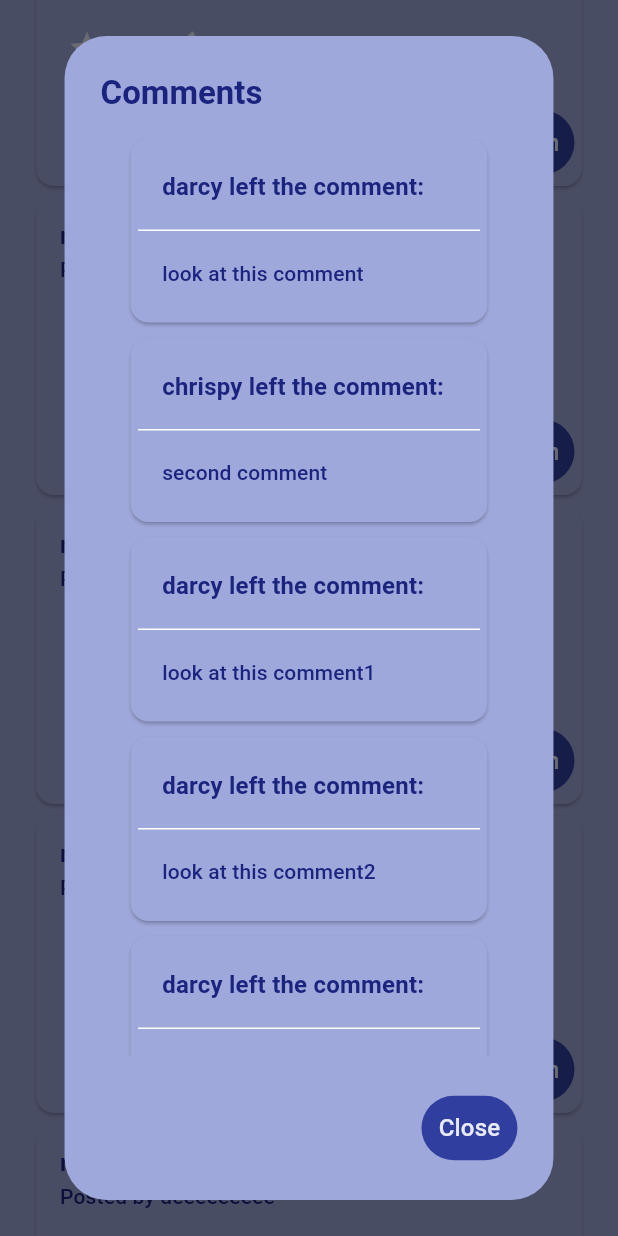
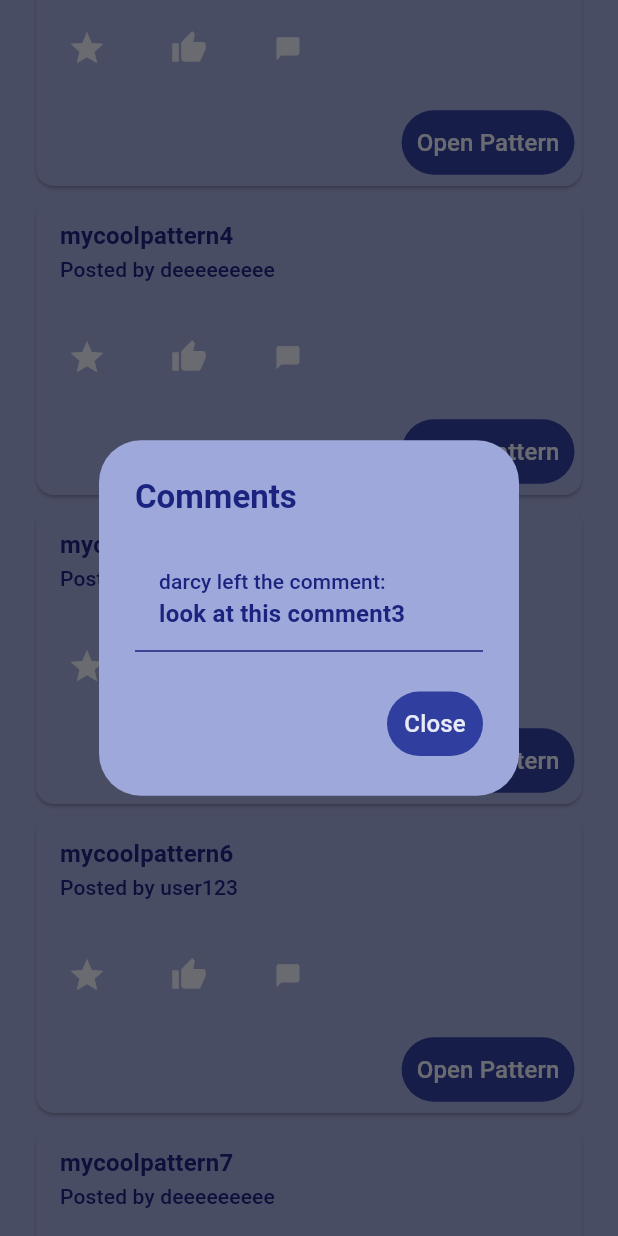
Before and after one commit to darcy-stubbins/final-year-project, a Flutter app: the Home screen opened directly, scrolled down 576 dp, after a tap on the "chat bubble" icon, on a phone screen of 412 x 824 dp. Run offline on Flutter 3.47's test engine with Material 3 defaults, Android fonts, the phone set to English and light mode, and no system bars; our stand-ins replace file_picker, image_picker; missing offline and left inert: pdfrx.

Commit message:
created the functionality that would link comments to patterns via the pattern id + made some design chnages to how the commnets are displayed

```diff
--- a/lib/pages/home.dart
+++ b/lib/pages/home.dart
@@ -17,6 +17,7 @@ class _HomeState extends State<Home> {
     //hard coded json response
     List<dynamic> patterns = jsonDecode(
         '[{"id": 1,"pattern_name": "mycoolpattern1","user_id": 2,"pdf_path": "bsdhbgjsbgjbs","user_name": "chripy"},{"id": 2,"pattern_name": "mycoolpattern2","user_id": 2,"pdf_path": "bsdhbgjsbgjbs","user_name": "chripy"},{"id": 3,"pattern_name": "mycoolpattern3","user_id": 2,"pdf_path": "bsdhbgjsbgjbs","user_name": "chripy"},{"id": 4,"pattern_name": "mycoolpattern4","user_id": 1,"pdf_path": "bsdhbgjsbgjbs","user_name": "deeeeeeeee"},{"id": 5,"pattern_name": "mycoolpattern5","user_id": 3,"pdf_path": "bsdhbgjsbgjbs","user_name": "user123"},{"id": 6,"pattern_name": "mycoolpattern6","user_id": 3,"pdf_path": "bsdhbgjsbgjbs","user_name": "user123"},{"id": 7,"pattern_name": "mycoolpattern7","user_id": 1,"pdf_path": "bsdhbgjsbgjbs","user_name": "deeeeeeeee"}]');
+    //checking if the pattern_name matches the passed in query from the user
     patterns = patterns.where((pattern) {
       Map<String, dynamic> castedPattern = pattern as Map<String, dynamic>;
 
@@ -44,6 +45,7 @@ class _HomeState extends State<Home> {
     return patternWidgets;
   }
 
+  //the passed in query(search bar)
   String query = '';
 
   void searchBarChanged(String query) {
@@ -58,7 +60,7 @@ class _HomeState extends State<Home> {
 
     //returns 'nothing found' if no patterns are found
     if (matchedPatterns.length == 0) {
-      matchedPatterns.add(Text('nothing found',
+      matchedPatterns.add(Text('Sorry, nothing found',
           style: Theme.of(context).textTheme.titleMedium));
     }
 
--- a/lib/pages/partials/commentCard.dart
+++ b/lib/pages/partials/commentCard.dart
@@ -12,32 +12,24 @@ class CommentCard extends StatefulWidget {
 class _CommentCardState extends State<CommentCard> {
   @override
   Widget build(BuildContext context) {
-    return Card(
-      margin: EdgeInsets.only(left: 20.0, right: 20.0, bottom: 10.0),
-      child: Padding(
-        padding: EdgeInsets.all(5.0),
-        child: Column(
+    return Column(
       children: <Widget>[
         ListTile(
           title: Text(
             widget.comment.userName + ' left the comment:',
+            style: Theme.of(context).textTheme.titleSmall,
+          ),
+          subtitle: Text(
+            widget.comment.commentBody,
             style: Theme.of(context).textTheme.titleMedium,
           ),
         ),
         Divider(
           height: 1,
-              color: Colors.white,
+          color: Colors.indigo.shade900,
           thickness: 1,
         ),
-            ListTile(
-              title: Text(
-                widget.comment.commentBody,
-                style: Theme.of(context).textTheme.titleSmall,
-              ),
-            ),
       ],
-        ),
-      ),
     );
   }
 }
--- a/lib/pages/partials/patternCard.dart
+++ b/lib/pages/partials/patternCard.dart
@@ -21,12 +21,16 @@ class _PatternCardState extends State<PatternCard> {
   //function to return a patterns comments
   List<Widget> buildComments() {
     List<dynamic> commentsList = jsonDecode(
-        '[{"id": 5,"pattern_id": 2,"user_id": 2,"comment_body": "look at this comment","user_name": "darcy"},{"id": 6,"pattern_id": 2,    "user_id": 4,"comment_body": "second comment","user_name":"chrispy"},{"id": 7,"pattern_id": 2,"user_id": 2,"comment_body": "look at this comment1","user_name": "darcy"},{"id": 8,"pattern_id": 2,"user_id": 2,"comment_body": "look at this comment2","user_name": "darcy"},{"id": 9,"pattern_id": 2,"user_id": 2,"comment_body": "look at this comment3","user_name": "darcy"}]');
+        '[{"id": 5,"pattern_id": 2,"user_id": 2,"comment_body": "look at this comment","user_name": "darcy"},{"id": 6,"pattern_id": 2,    "user_id": 4,"comment_body": "second comment","user_name":"chrispy"},{"id": 7,"pattern_id": 2,"user_id": 2,"comment_body": "look at this comment1","user_name": "darcy"},{"id": 8,"pattern_id": 2,"user_id": 2,"comment_body": "look at this comment2","user_name": "darcy"},{"id": 9,"pattern_id": 2,"user_id": 6,"comment_body": "look at this comment3","user_name": "darcy"},{"id": 9,"pattern_id": 3,"user_id": 2,"comment_body": "look at this comment3","user_name": "darcy"}]');
+    commentsList = commentsList.where((comment) {
+      Map<String, dynamic> castedComment = comment as Map<String, dynamic>;
+      return castedComment['pattern_id'] == this.widget.pattern.id;
+    }).toList();
 
     //http json request
     // final response = await http
     // .get(Uri.parse('https://127.0.0.1/pattern/get-pattern-comments'));
-    // return Widget.fromJson(jsonDecode(response.body) as Map<String, dynamic>);
+    // List<dynamic> commentsList = Widget.fromJson(jsonDecode(response.body) as Map<String, dynamic>);
 
     //create an empty list of widgets
     List<Widget> commentWidgets = <Widget>[];
@@ -42,6 +46,13 @@ class _PatternCardState extends State<PatternCard> {
 
   @override
   Widget build(BuildContext context) {
+    List<Widget> matchedComments = buildComments();
+
+    if (matchedComments.length == 0) {
+      matchedComments.add(Text('Sorry, no comments found',
+          style: Theme.of(context).textTheme.titleSmall));
+    }
+
     //calling the color variables
     favIconColor;
     likeIconColor;
@@ -117,7 +128,7 @@ class _PatternCardState extends State<PatternCard> {
                       //making it scrollable
                       content: SingleChildScrollView(
                         child: Column(
-                          children: this.buildComments(),
+                          children: matchedComments,
                         ),
                       ),
                       actions: <Widget>[
```
Lines whose indentation alone changed are shown as unchanged.
